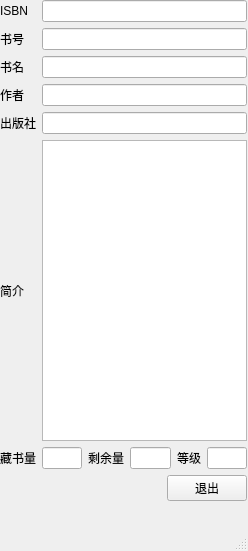
This is book_display.ui in lwher/Library-System as Qt 5 draws it before an edit. The edited form follows.
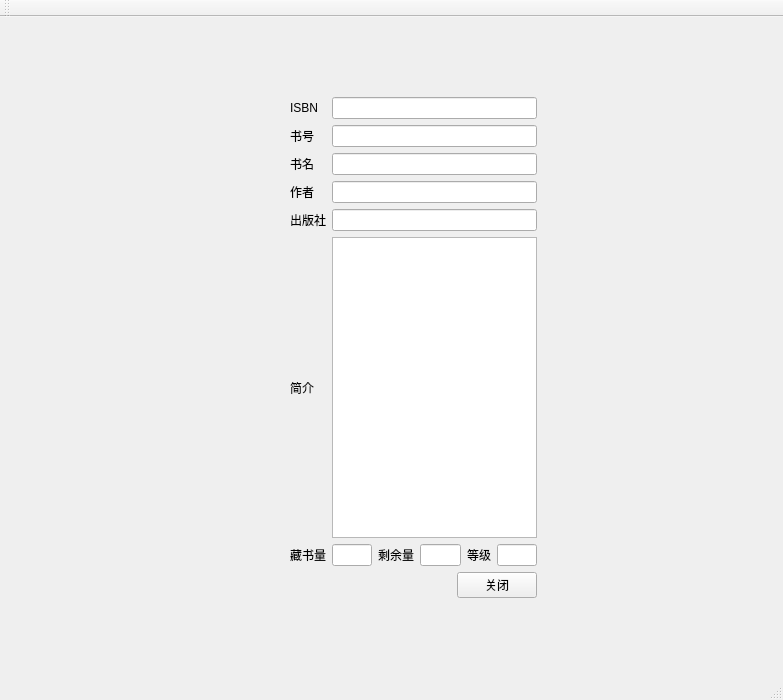
This is the edited form. Icons and pictures are not drawn.

The edit to the form file:
```diff
--- a/book_display.ui
+++ b/book_display.ui
@@ -6,8 +6,8 @@
    <rect>
     <x>0</x>
     <y>0</y>
-    <width>248</width>
-    <height>551</height>
+    <width>783</width>
+    <height>700</height>
    </rect>
   </property>
   <property name="windowTitle">
@@ -17,15 +17,19 @@
    <widget class="QWidget" name="gridLayoutWidget_2">
     <property name="geometry">
      <rect>
-      <x>0</x>
-      <y>0</y>
+      <x>290</x>
+      <y>80</y>
       <width>247</width>
       <height>501</height>
      </rect>
     </property>
     <layout class="QGridLayout" name="gridLayout_2">
      <item row="7" column="1">
-      <widget class="QTextEdit" name="intro_edit"/>
+      <widget class="QTextEdit" name="intro_edit">
+       <property name="styleSheet">
+        <string notr="true">font: 9pt &quot;微软雅黑&quot;;</string>
+       </property>
+      </widget>
      </item>
      <item row="15" column="0" colspan="2">
       <layout class="QHBoxLayout" name="horizontalLayout_3">
@@ -45,7 +49,7 @@
        <item>
         <widget class="QPushButton" name="exit_but">
          <property name="text">
-          <string>退出</string>
+          <string>关闭</string>
          </property>
         </widget>
        </item>
@@ -144,18 +148,38 @@
      </item>
     </layout>
    </widget>
-  </widget>
-  <widget class="QMenuBar" name="menubar">
-   <property name="geometry">
-    <rect>
-     <x>0</x>
-     <y>0</y>
-     <width>248</width>
-     <height>23</height>
-    </rect>
-   </property>
+   <widget class="QLabel" name="label_2">
+    <property name="geometry">
+     <rect>
+      <x>260</x>
+      <y>60</y>
+      <width>301</width>
+      <height>541</height>
+     </rect>
+    </property>
+    <property name="styleSheet">
+     <string notr="true">border-image: url(:/new/prefix1/picture/框Big.png);</string>
+    </property>
+    <property name="text">
+     <string/>
+    </property>
+   </widget>
+   <zorder>label_2</zorder>
+   <zorder>gridLayoutWidget_2</zorder>
+   <zorder>ISBN_edit</zorder>
   </widget>
   <widget class="QStatusBar" name="statusbar"/>
+  <widget class="QToolBar" name="toolBar">
+   <property name="windowTitle">
+    <string>toolBar</string>
+   </property>
+   <attribute name="toolBarArea">
+    <enum>TopToolBarArea</enum>
+   </attribute>
+   <attribute name="toolBarBreak">
+    <bool>false</bool>
+   </attribute>
+  </widget>
  </widget>
  <resources/>
  <connections/>
```
Left out of the diff: 54 changed lines with no effect on the pictures.
